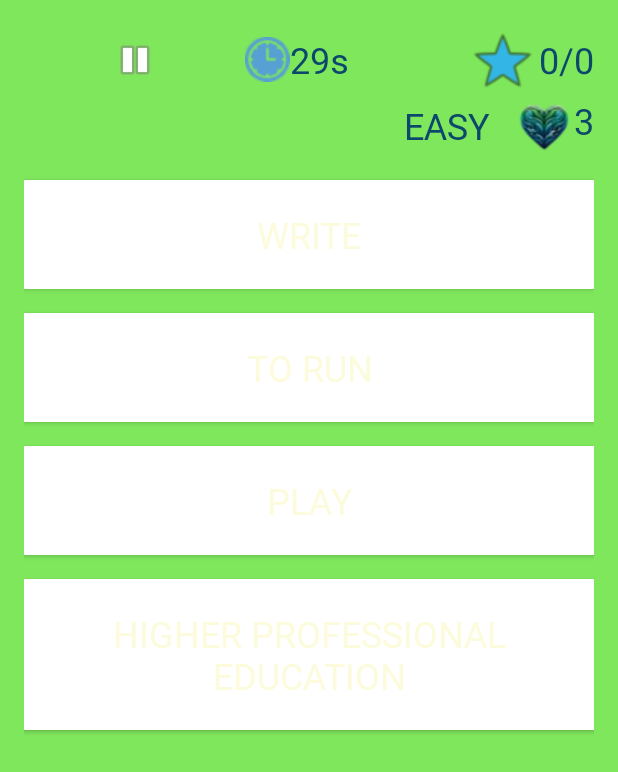
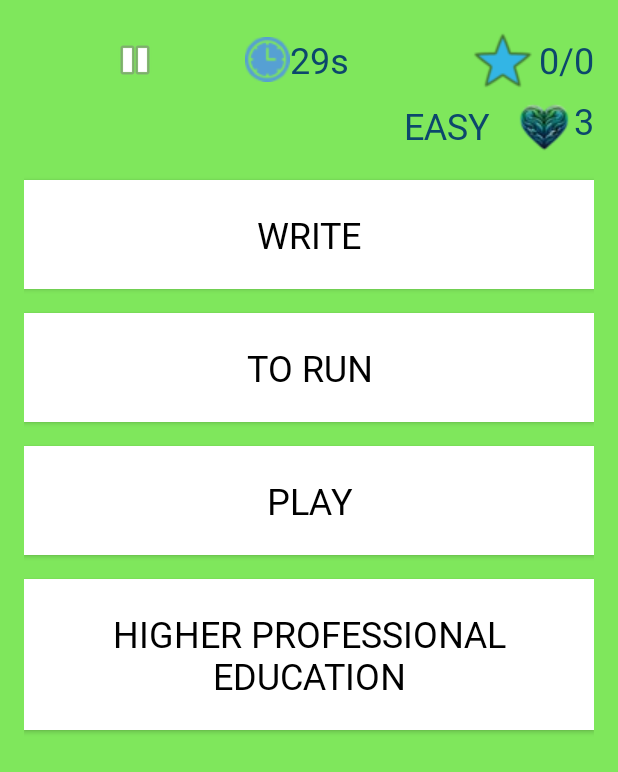
Before and after one commit to Stensel8/Half-a-Minute-IT-Madness-Android, an Android app: the GuessingGame screen opened directly, with no data from a screen before it, on a phone screen of 412 x 824 dp. Shown: the top 772 px of the screen. Run offline under Robolectric (Android 15) with nearby library versions, the phone set to English and light mode, and no system bars.

Commit message:
Text color change in Guessing Game
Text in Guessing game changed from white (which was unreadble until clicked) to black

```diff
--- a/app/src/main/res/layout/guessing_game.xml
+++ b/app/src/main/res/layout/guessing_game.xml
@@ -95,7 +95,7 @@
         android:onClick="startGuessingGame"
         android:padding="20dp"
         android:text="@string/guessing_game"
-        android:textColor="#fcfbdc"
+        android:textColor="#000000"
         android:textSize="24sp" />
 
     <!-- Button word 2 -->
@@ -109,7 +109,7 @@
         android:onClick="startGuessingGame"
         android:padding="20dp"
         android:text="@string/guessing_game"
-        android:textColor="#fcfbdc"
+        android:textColor="#000000"
         android:textSize="24sp" />
 
     <!-- Button word 3 -->
@@ -123,7 +123,7 @@
         android:onClick="startGuessingGame"
         android:padding="20dp"
         android:text="@string/guessing_game"
-        android:textColor="#fcfbdc"
+        android:textColor="#000000"
         android:textSize="24sp" />
 
     <!-- Button word 4 -->
@@ -137,7 +137,7 @@
         android:onClick="startGuessingGame"
         android:padding="20dp"
         android:text="@string/guessing_game"
-        android:textColor="#fcfbdc"
+        android:textColor="#000000"
         android:textSize="24sp" />
 
 </LinearLayout>
```
